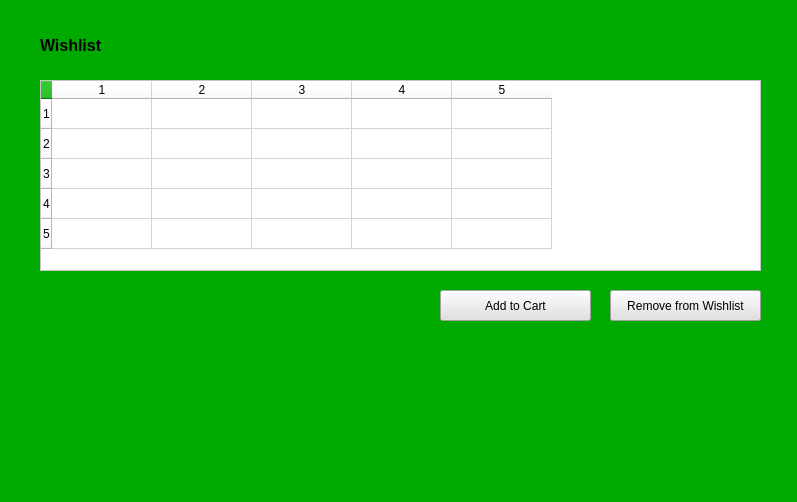
Before: the Qt Designer form wishlist.ui in bharata101/bosbuy, drawn with Qt 5.
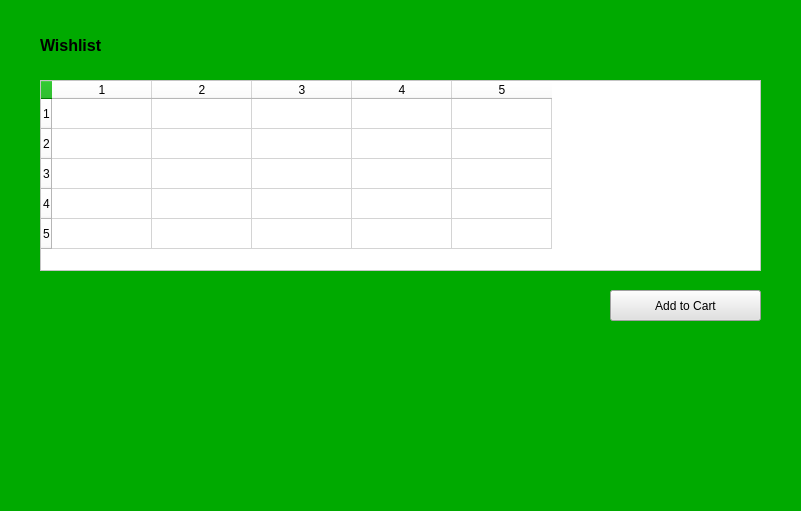
After: the same form once the commit is applied.

Commit message: Commit #6: Done add to cart from wishlist, sum total payment --FINAL

Diff of the .ui file:
```diff
--- a/wishlist.ui
+++ b/wishlist.ui
@@ -6,8 +6,8 @@
    <rect>
     <x>0</x>
     <y>0</y>
-    <width>797</width>
-    <height>502</height>
+    <width>801</width>
+    <height>511</height>
    </rect>
   </property>
   <property name="windowTitle">
@@ -28,22 +28,6 @@
    <widget class="QPushButton" name="addToCart">
     <property name="geometry">
      <rect>
-      <x>440</x>
-      <y>290</y>
-      <width>151</width>
-      <height>31</height>
-     </rect>
-    </property>
-    <property name="styleSheet">
-     <string notr="true">background-color: rgb(225, 225, 225);</string>
-    </property>
-    <property name="text">
-     <string>Add to Cart</string>
-    </property>
-   </widget>
-   <widget class="QPushButton" name="removeFromWishlist">
-    <property name="geometry">
-     <rect>
       <x>610</x>
       <y>290</y>
       <width>151</width>
@@ -54,7 +38,7 @@
      <string notr="true">background-color: rgb(225, 225, 225);</string>
     </property>
     <property name="text">
-     <string>Remove from Wishlist</string>
+     <string>Add to Cart</string>
     </property>
    </widget>
    <widget class="QTableWidget" name="tabelWishlist">
```
The commit also changes 4 other files.
